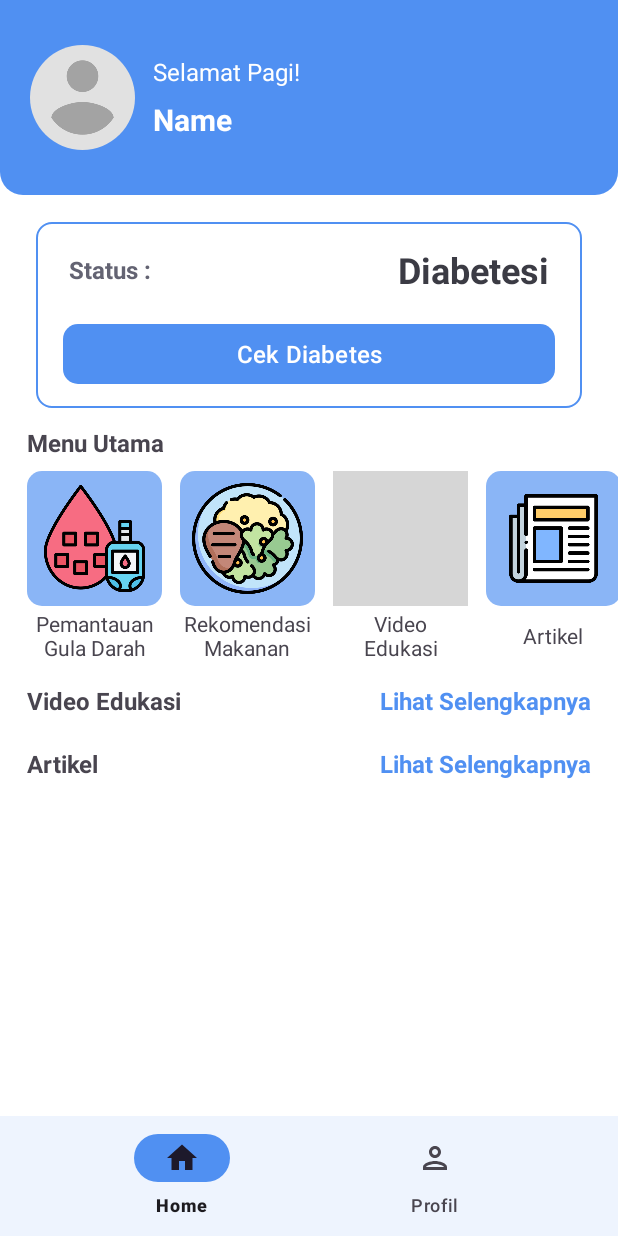
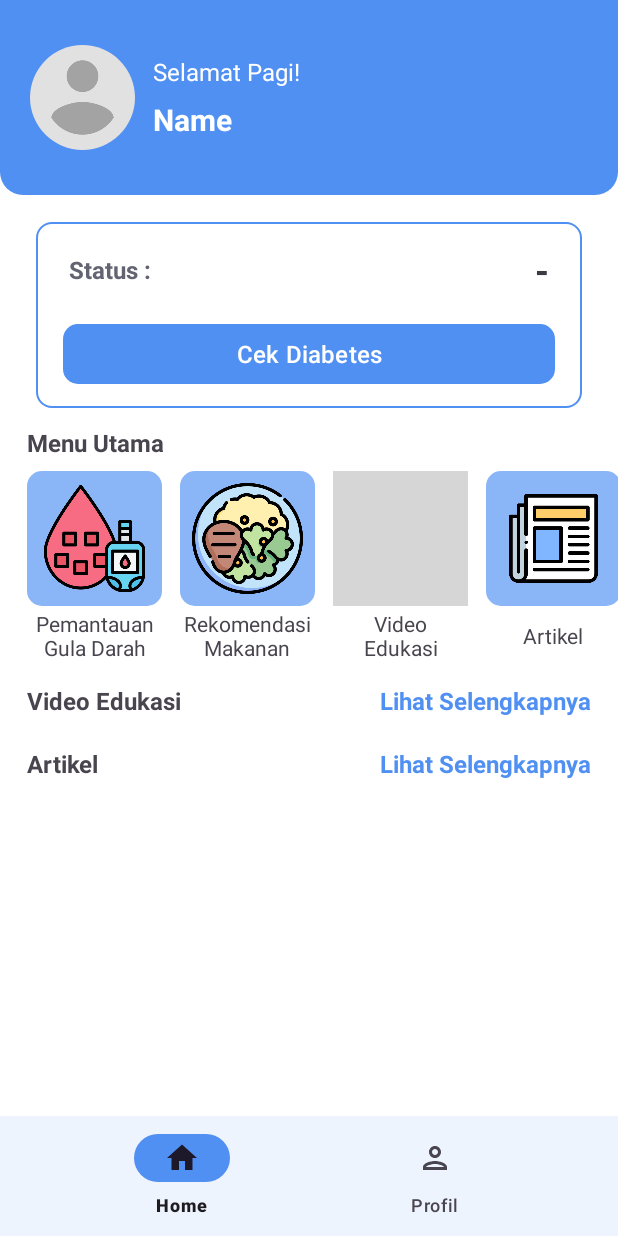
Before and after one commit to 1malla1/Diabetku, an Android app: the HomeFragment screen opened directly, with no data from a screen before it, on a phone screen of 412 x 824 dp. Run offline under Robolectric (Android 15) with nearby library versions, the phone set to English and light mode, and no system bars; our stand-ins replace CircleImageView, navigation-ui; libraries missing offline, so code that uses them is left out: com.auth0.android; network calls fail; pictures from the network do not load; Roboto replaces fonts that are not available here; 1 statement that could not run was skipped; grey boxes are pictures that could not be loaded.

Commit message:
Perubahan pada fragment_home.xml

```diff
--- a/app/src/main/res/layout/fragment_home.xml
+++ b/app/src/main/res/layout/fragment_home.xml
@@ -126,7 +126,7 @@
                             android:id="@+id/tvCategories"
                             android:layout_width="0dp"
                             android:layout_height="match_parent"
-                            android:text="@string/diabetesi"
+                            android:text="@string/tidak_ada_data"
                             android:textStyle="bold"
                             android:textSize="24sp"
                             android:paddingEnd="4dp"
```
